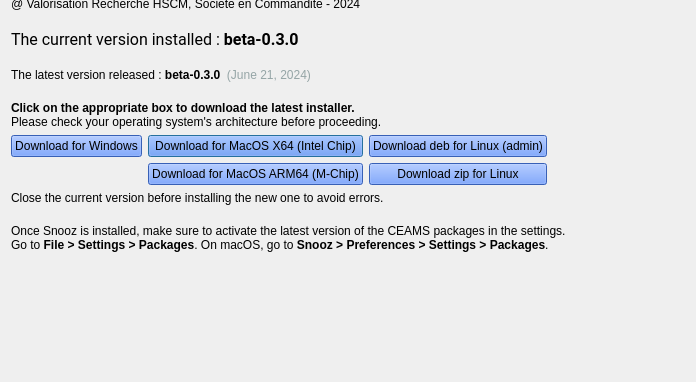
Qt form src/main/python/ui/Ui_AboutDialog.ui (SnoozToolbox/snooz-toolbox) before a commit; both pictures show x 0 to 696 and y 192 to 574 of the 790 by 574 pixel window.
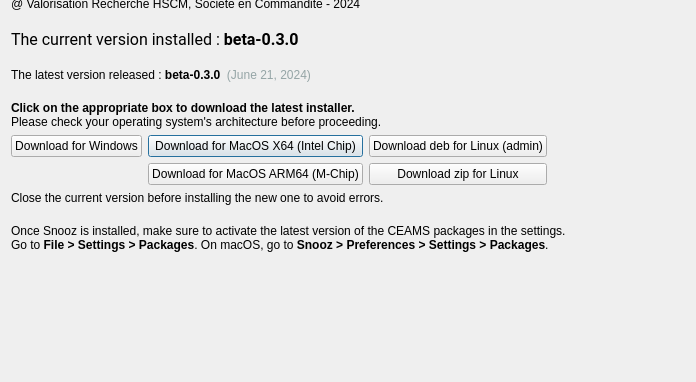
The same form after that commit.

```diff
--- a/src/main/python/ui/Ui_AboutDialog.ui
+++ b/src/main/python/ui/Ui_AboutDialog.ui
@@ -169,15 +169,8 @@
        <property name="enabled">
         <bool>true</bool>
        </property>
-       <property name="styleSheet">
-        <string notr="true">QPushButton {
-background-color: rgb(78, 134, 255);
-}
-
-QPushButton:disabled {
-    background-color: rgb(160, 160, 160);
-    color: rgb(220, 220, 220);
-}</string>
+       <property name="variant" stdset="0">
+        <string notr="true">primary</string>
        </property>
        <property name="text">
         <string>Download for MacOS X64 (Intel Chip)</string>
@@ -199,15 +192,8 @@
      </item>
      <item row="0" column="0">
       <widget class="QPushButton" name="pushButton_windows">
-       <property name="styleSheet">
-        <string notr="true">QPushButton {
-background-color: rgb(78, 134, 255);
-}
-
-QPushButton:disabled {
-    background-color: rgb(160, 160, 160);
-    color: rgb(220, 220, 220);
-}</string>
+       <property name="variant" stdset="0">
+        <string notr="true">primary</string>
        </property>
        <property name="text">
         <string>Download for Windows</string>
@@ -216,15 +202,8 @@
      </item>
      <item row="1" column="1">
       <widget class="QPushButton" name="pushButton_mac_arm">
-       <property name="styleSheet">
-        <string notr="true">QPushButton {
-background-color: rgb(78, 134, 255);
-}
-
-QPushButton:disabled {
-    background-color: rgb(160, 160, 160);
-    color: rgb(220, 220, 220);
-}</string>
+       <property name="variant" stdset="0">
+        <string notr="true">primary</string>
        </property>
        <property name="text">
         <string>Download for MacOS ARM64 (M-Chip)</string>
@@ -233,15 +212,8 @@
      </item>
      <item row="0" column="2">
       <widget class="QPushButton" name="pushButton_linux_deb">
-       <property name="styleSheet">
-        <string notr="true">QPushButton {
-background-color: rgb(78, 134, 255);
-}
-
-QPushButton:disabled {
-    background-color: rgb(160, 160, 160);
-    color: rgb(220, 220, 220);
-}</string>
+       <property name="variant" stdset="0">
+        <string notr="true">primary</string>
        </property>
        <property name="text">
         <string>Download deb for Linux (admin)</string>
@@ -250,15 +222,8 @@
      </item>
      <item row="1" column="2">
       <widget class="QPushButton" name="pushButton_linux_zip">
-       <property name="styleSheet">
-        <string notr="true">QPushButton {
-background-color: rgb(78, 134, 255);
-}
-
-QPushButton:disabled {
-    background-color: rgb(160, 160, 160);
-    color: rgb(220, 220, 220);
-}</string>
+       <property name="variant" stdset="0">
+        <string notr="true">primary</string>
        </property>
        <property name="text">
         <string>Download zip for Linux</string>
```
